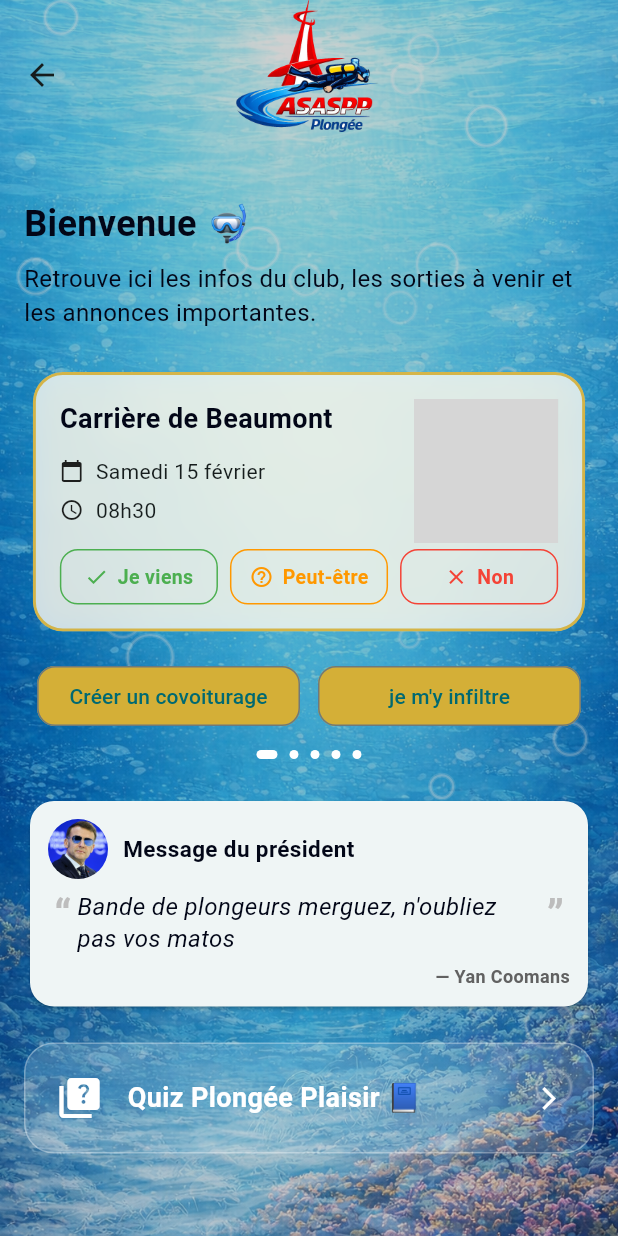
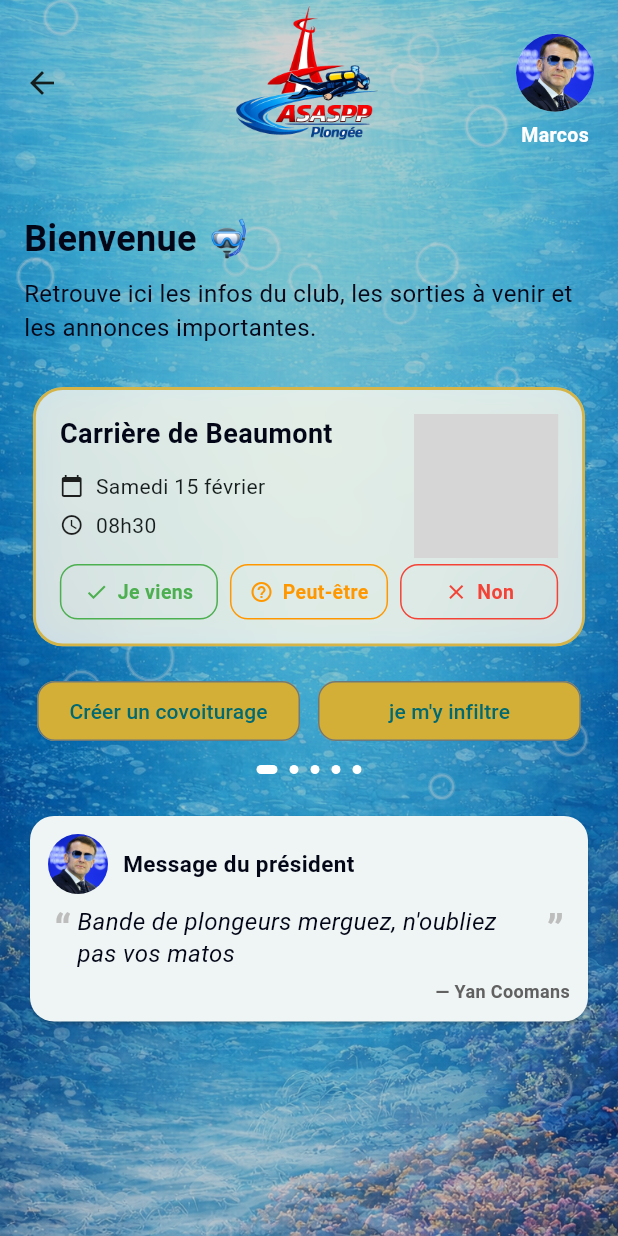
Before and after one commit to marcos75013/asaspp_app, a Flutter app: the HomePage screen opened directly, on a phone screen of 412 x 824 dp. Run offline on Flutter 3.47's test engine with Material 3 defaults, Android fonts, the light colour scheme and no system bars; our stand-ins replace circle_nav_bar, equatable, flutter_bloc, go_router, photo_view, shimmer; grey boxes are pictures that could not be loaded.

Commit message:
ajout cubit, user model, user profile sheet

```diff
--- a/lib/features/home/presentation/pages/home_page.dart
+++ b/lib/features/home/presentation/pages/home_page.dart
@@ -1,7 +1,11 @@
 import 'package:flutter/material.dart';
+import 'package:flutter_bloc/flutter_bloc.dart';
 import 'package:go_router/go_router.dart';
 
 import '../../../splash/presentation/widget/bubbles_layer.dart';
+import '../../../user/demain/user_model.dart';
+import '../../../user/presentation/cubit/user_cubit.dart';
+import '../../../user/presentation/pages/user_profile_sheet.dart';
 import '../widgets/next_events_carousel.dart';
 import '../pages/welcome_section.dart';
 import 'club_message_card.dart';
@@ -9,20 +13,65 @@ import 'club_message_card.dart';
 class HomePage extends StatelessWidget {
   const HomePage({super.key});
 
+  void _openUserProfile(BuildContext context) {
+    final user = context.read<UserCubit>().state;
+
+    showModalBottomSheet(
+      context: context,
+      isScrollControlled: true,
+      backgroundColor: Colors.transparent,
+      builder: (_) => UserProfileSheet(user: user),
+    );
+  }
+
   @override
   Widget build(BuildContext context) {
     return Scaffold(
       extendBodyBehindAppBar: true,
 
       appBar: AppBar(
-        toolbarHeight: 100,
-        centerTitle: true,
+        toolbarHeight: 110,
         backgroundColor: Colors.transparent,
         elevation: 0,
+        centerTitle: true,
         title: Image.asset(
           'assets/pngs/logo_asaspp.png',
           height: 120,
         ),
+        actions: [
+          Padding(
+            padding: const EdgeInsets.only(right: 16, top: 12),
+            child: GestureDetector(
+              onTap: () => _openUserProfile(context),
+              child: BlocBuilder<UserCubit, UserModel>(
+                builder: (context, user) {
+                  return Column(
+                    mainAxisSize: MainAxisSize.min,
+                    children: [
+                      Hero(
+                        tag: "user-avatar",
+                        child: const CircleAvatar(
+                          radius: 26,
+                          backgroundImage:
+                          AssetImage('assets/jpgs/macron.jpg'),
+                        ),
+                      ),
+                      const SizedBox(height: 6),
+                      Text(
+                        user.prenom,
+                        style: const TextStyle(
+                          color: Colors.white,
+                          fontSize: 13,
+                          fontWeight: FontWeight.w600,
+                        ),
+                      ),
+                    ],
+                  );
+                },
+              ),
+            ),
+          ),
+        ],
       ),
 
       body: Stack(
@@ -32,77 +81,22 @@ class HomePage extends StatelessWidget {
             'assets/pngs/bg_mer.png',
             fit: BoxFit.cover,
           ),
-
           const BubblesLayer(),
-
-          Container(
-            color: Colors.black.withOpacity(0.18),
-          ),
-
-          SafeArea(
+          Container(color: Colors.black.withOpacity(0.18)),
+          const SafeArea(
             child: SingleChildScrollView(
-              physics: const BouncingScrollPhysics(),
-              padding: const EdgeInsets.fromLTRB(16, 16, 16, 32),
+              physics: BouncingScrollPhysics(),
+              padding: EdgeInsets.fromLTRB(16, 16, 16, 32),
               child: Column(
                 crossAxisAlignment: CrossAxisAlignment.start,
                 children: [
-                  const SizedBox(height: 16),
-
-                  const WelcomeSection(),
-
-                  const SizedBox(height: 12),
-
-                  const NextEventsCarousel(),
-
-                  const SizedBox(height: 12),
-
-                  const ClubMessageCard(),
-
-                  const SizedBox(height: 20),
-
-                  /// 🧠 NOUVELLE CARD QUIZ
-                  GestureDetector(
-                    onTap: () {
-                      context.go('/quiz');
-                    },
-                    child: Container(
-                      padding: const EdgeInsets.all(20),
-                      decoration: BoxDecoration(
-                        color: Colors.white.withOpacity(0.15),
-                        borderRadius: BorderRadius.circular(20),
-                        border: Border.all(
-                          color: Colors.white.withOpacity(0.3),
-                        ),
-                      ),
-                      child: Row(
-                        children: const [
-                          Icon(
-                            Icons.quiz,
-                            color: Colors.white,
-                            size: 32,
-                          ),
-                          SizedBox(width: 16),
-                          Expanded(
-                            child: Text(
-                              "Quiz Plongée Plaisir 📘",
-                              style: TextStyle(
-                                color: Colors.white,
-                                fontSize: 18,
-                                fontWeight: FontWeight.bold,
-                              ),
-                            ),
-                          ),
-                          Icon(
-                            Icons.arrow_forward_ios,
-                            color: Colors.white,
-                            size: 18,
-                          ),
-                        ],
-                      ),
-                    ),
-                  ),
-
-                  const SizedBox(height: 32),
+                  SizedBox(height: 16),
+                  WelcomeSection(),
+                  SizedBox(height: 12),
+                  NextEventsCarousel(),
+                  SizedBox(height: 12),
+                  ClubMessageCard(),
+                  SizedBox(height: 32),
                 ],
               ),
             ),
--- /dev/null
+++ b/lib/features/user/demain/user_model.dart
@@ -0,0 +1,29 @@
+enum UserRole {
+  admin,
+  bureau,
+  membre,
+}
+
+class UserModel {
+  final String nom;
+  final String prenom;
+  final String email;
+  final String telephone;
+  final String licence;
+  final String club;
+  final String niveau;
+  final int nombrePlongees;
+  final UserRole role;
+
+  UserModel({
+    required this.nom,
+    required this.prenom,
+    required this.email,
+    required this.telephone,
+    required this.licence,
+    required this.club,
+    required this.niveau,
+    required this.nombrePlongees,
+    required this.role,
+  });
+}
--- /dev/null
+++ b/lib/features/user/presentation/cubit/user_cubit.dart
@@ -0,0 +1,26 @@
+import 'package:flutter_bloc/flutter_bloc.dart';
+import '../../demain/user_model.dart';
+
+class UserCubit extends Cubit<UserModel> {
+  UserCubit()
+      : super(
+    UserModel(
+      nom: "Martins",
+      prenom: "Marcos",
+      email: "marcos@email.com",
+      telephone: "06 12 34 56 78",
+      licence: "FFESSM-123456",
+      club: "ASASPP Plongée",
+      niveau: "Niveau 2",
+      nombrePlongees: 124,
+      role: UserRole.admin,
+    ),
+  );
+
+  void updateUser(UserModel user) {
+    emit(user);
+  }
+
+  bool get isAdmin => state.role == UserRole.admin;
+  bool get isBureau => state.role == UserRole.bureau;
+}
--- a/lib/main.dart
+++ b/lib/main.dart
@@ -4,6 +4,7 @@ import 'package:flutter_bloc/flutter_bloc.dart';
 import 'app/router/app_router.dart';
 import 'core/theme/app_theme.dart';
 import 'features/home/presentation/cubit/home_cubit.dart';
+import 'features/user/presentation/cubit/user_cubit.dart';
 
 void main() {
   runApp(const AsasppApp());
@@ -17,6 +18,8 @@ class AsasppApp extends StatelessWidget {
     return MultiBlocProvider(
       providers: [
         BlocProvider(create: (_) => HomeCubit()),
+        BlocProvider(create: (_) => UserCubit()),
+
       ],
       child: MaterialApp.router(
         title: 'ASASPP',
```
Also changed, not shown: lib/features/user/presentation/pages/user_profile_sheet.dart (added, +283 -0 lines).
